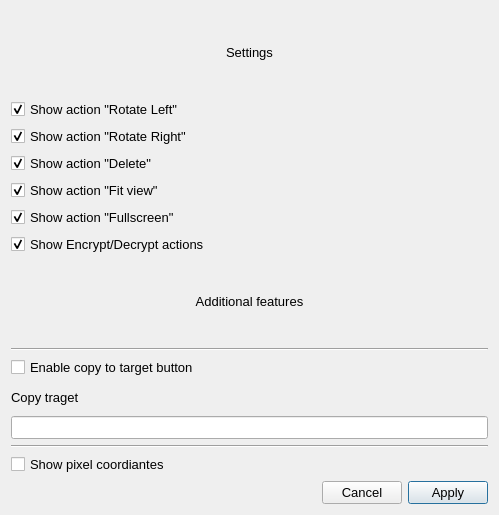
annndruha/SecurePhotos, file src/gui_generative/qt_designer/settings.ui: the form before one commit.
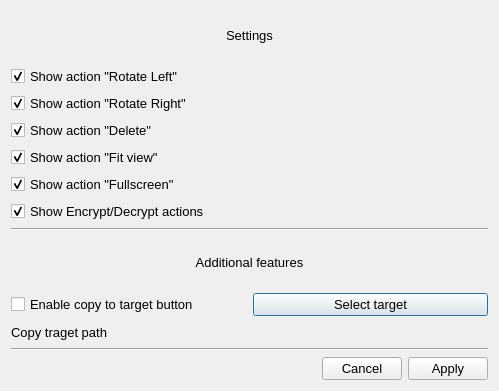
The form after the commit.

Diff of the .ui file:
```diff
--- a/src/gui_generative/qt_designer/settings.ui
+++ b/src/gui_generative/qt_designer/settings.ui
@@ -7,7 +7,7 @@
     <x>0</x>
     <y>0</y>
     <width>499</width>
-    <height>515</height>
+    <height>391</height>
    </rect>
   </property>
   <property name="font">
@@ -96,6 +96,13 @@
      </item>
     </layout>
    </item>
+   <item>
+    <widget class="Line" name="line">
+     <property name="orientation">
+      <enum>Qt::Horizontal</enum>
+     </property>
+    </widget>
+   </item>
    <item>
     <widget class="QLabel" name="label_2">
      <property name="text">
@@ -106,18 +113,8 @@
      </property>
     </widget>
    </item>
-   <item>
-    <widget class="Line" name="line">
-     <property name="orientation">
-      <enum>Qt::Horizontal</enum>
-     </property>
-    </widget>
-   </item>
    <item>
     <layout class="QGridLayout" name="gridLayout">
-     <item row="2" column="2">
-      <widget class="QLineEdit" name="targetPath"/>
-     </item>
      <item row="0" column="2">
       <widget class="QCheckBox" name="enableCopyToTarget">
        <property name="text">
@@ -128,7 +125,14 @@
      <item row="1" column="2">
       <widget class="QLabel" name="label_3">
        <property name="text">
-        <string>Copy traget</string>
+        <string>Copy traget path</string>
+       </property>
+      </widget>
+     </item>
+     <item row="0" column="3">
+      <widget class="QPushButton" name="selectCopyFolder">
+       <property name="text">
+        <string>Select target</string>
        </property>
       </widget>
      </item>
@@ -141,17 +145,6 @@
      </property>
     </widget>
    </item>
-   <item>
-    <layout class="QHBoxLayout" name="horizontalLayout">
-     <item>
-      <widget class="QCheckBox" name="showCoords">
-       <property name="text">
-        <string>Show pixel coordiantes</string>
-       </property>
-      </widget>
-     </item>
-    </layout>
-   </item>
    <item>
     <layout class="QGridLayout" name="gridLayout_2">
      <item row="0" column="2">
```
Left out of the diff: 2 changed lines with no effect on the pictures.
